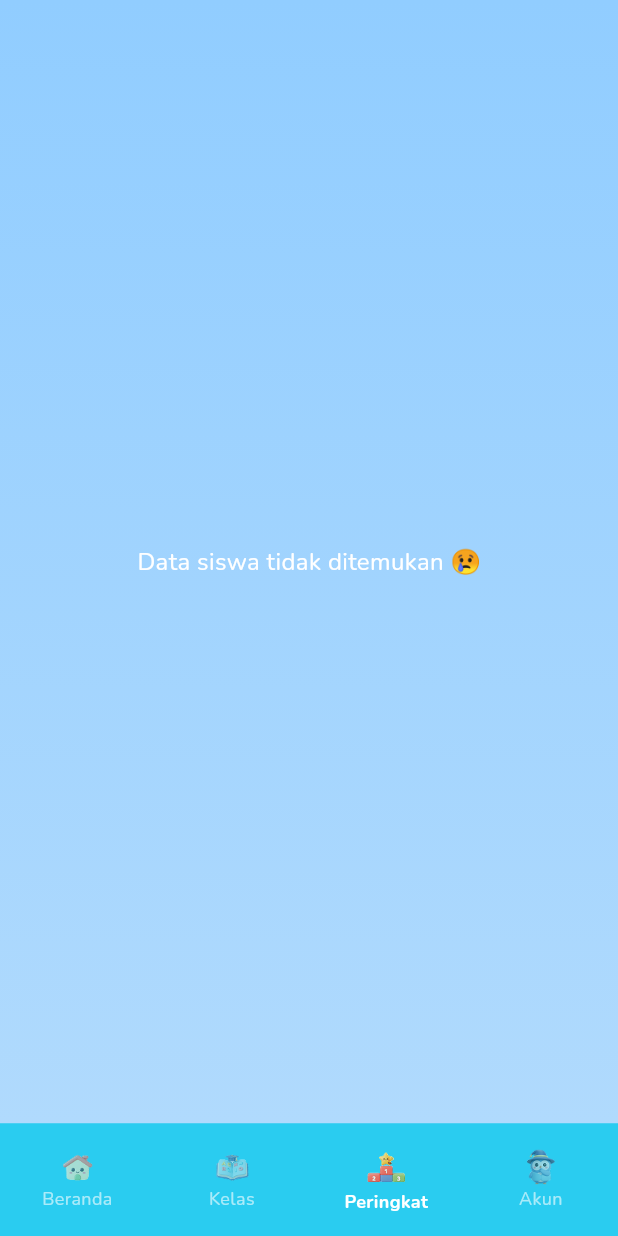
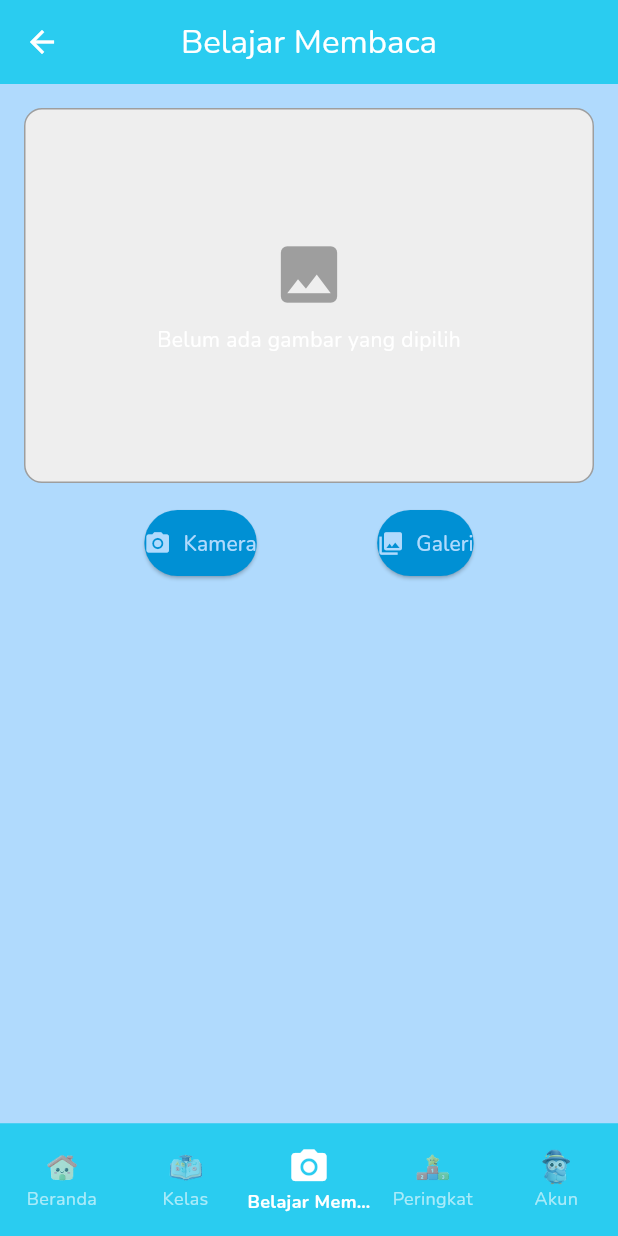
Before and after one commit to AbidinoNurkhiansyah/ciloka-mobile, a Flutter app: the MainStudentView screen opened by its route, item 3 of the bottom bar chosen, on a phone screen of 412 x 824 dp. Run offline on Flutter 3.47's test engine with Material 3 defaults, Android fonts, the phone set to English and light mode, and no system bars; our stand-ins replace audioplayers, cached_network_image, cloud_firestore, firebase_auth, firebase_core, flutter_local_notifications and 6 more; missing offline and left inert: google_mlkit_text_recognition; accounts and stored records are empty; project files that could hold a hidden picture were left out.

Commit message:
update baca

```diff
--- a/lib/features/student/viewmodels/navigation_student_viewmodel.dart
+++ b/lib/features/student/viewmodels/navigation_student_viewmodel.dart
@@ -5,6 +5,7 @@ import '../views/book_student_view.dart';
 import '../views/home_student_view.dart';
 import '../views/leaderboard_student_view.dart';
 import '../views/profile_student_view.dart';
+import '../views/learning_read_view.dart';
 
 class NavigationStudentViewModel extends ChangeNotifier {
   int _indexBottomNavbar = 0;
@@ -21,6 +22,7 @@ class NavigationStudentViewModel extends ChangeNotifier {
   final List<Widget> _screens = [
      HomeStudentView(),
     const BookStudentView(),
+    const LearningReadView(),
     const LeaderboardStudentView(),
     const ProfileStudentView(),
   ];
--- /dev/null
+++ b/lib/features/student/views/learning_read_view.dart
@@ -0,0 +1,318 @@
+import 'dart:io';
+
+import 'package:flutter/foundation.dart'; // For kIsWeb
+import 'package:flutter/material.dart';
+import 'package:flutter_tts/flutter_tts.dart';
+import 'package:google_mlkit_text_recognition/google_mlkit_text_recognition.dart';
+import 'package:image_picker/image_picker.dart';
+
+class LearningReadView extends StatefulWidget {
+  const LearningReadView({super.key});
+
+  @override
+  State<LearningReadView> createState() => _LearningReadViewState();
+}
+
+class _LearningReadViewState extends State<LearningReadView> {
+  final ImagePicker _picker = ImagePicker();
+  final TextRecognizer _textRecognizer = TextRecognizer();
+  final FlutterTts _flutterTts = FlutterTts();
+
+  // Changed from File to XFile for cross-platform support
+  XFile? _selectedImage;
+  String _extractedText = "";
+  bool _isProcessing = false;
+
+  // TTS State
+  bool _isPlaying = false;
+  int _start = 0;
+  int _end = 0;
+
+  @override
+  void initState() {
+    super.initState();
+    _initTts();
+  }
+
+  void _initTts() async {
+    await _flutterTts.setLanguage("id-ID");
+    await _flutterTts.setSpeechRate(0.5);
+    await _flutterTts.setVolume(1.0);
+
+    // On Web, some handlers might behave differently, but generally supported.
+    _flutterTts.setStartHandler(() {
+      setState(() {
+        _isPlaying = true;
+      });
+    });
+
+    _flutterTts.setCompletionHandler(() {
+      setState(() {
+        _isPlaying = false;
+        _start = 0;
+        _end = 0;
+      });
+    });
+
+    _flutterTts.setProgressHandler((String text, int start, int end, String word) {
+      setState(() {
+        _start = start;
+        _end = end;
+      });
+    });
+
+    _flutterTts.setCancelHandler(() {
+      setState(() {
+        _isPlaying = false;
+        _start = 0;
+        _end = 0;
+      });
+    });
+  }
+
+  @override
+  void dispose() {
+    _textRecognizer.close();
+    _flutterTts.stop();
+    super.dispose();
+  }
+
+  Future<void> _pickImage(ImageSource source) async {
+    try {
+      final XFile? image = await _picker.pickImage(source: source);
+      if (image != null) {
+        setState(() {
+          _selectedImage = image; // Store XFile directly
+          _extractedText = "";
+          _start = 0;
+          _end = 0;
+        });
+        await _processImage();
+      }
+    } catch (e) {
+      debugPrint('Error picking image: $e');
+      if (mounted) {
+        ScaffoldMessenger.of(context).showSnackBar(
+          SnackBar(content: Text('Gagal mengambil gambar: $e')),
+        );
+      }
+    }
+  }
+
+  Future<void> _processImage() async {
+    if (_selectedImage == null) return;
+
+    if (kIsWeb) {
+      setState(() {
+        _extractedText = "Maaf, fitur OCR (Scan Teks) belum didukung di versi Web.\n\nSilakan gunakan aplikasi Mobile untuk fitur ini.";
+      });
+      return;
+    }
+
+    setState(() {
+      _isProcessing = true;
+    });
+
+    try {
+      // InputImage.fromFile requires dart:io File, which crashes on Web
+      // We guarded this with !kIsWeb above, so it's safe here on mobile.
+      final inputImage = InputImage.fromFile(File(_selectedImage!.path));
+      final RecognizedText recognizedText = await _textRecognizer.processImage(inputImage);
+
+      setState(() {
+        _extractedText = recognizedText.text;
+        if (_extractedText.isEmpty) {
+          _extractedText = "Tidak ditemukan teks dalam gambar.";
+        }
+      });
+    } catch (e) {
+      debugPrint('Error processing image: $e');
+      if (mounted) {
+        ScaffoldMessenger.of(context).showSnackBar(
+          SnackBar(content: Text('Gagal memproses gambar: $e')),
+        );
+      }
+    } finally {
+      setState(() {
+        _isProcessing = false;
+      });
+    }
+  }
+
+  Future<void> _speak() async {
+    if (_extractedText.isEmpty) return;
+    if (_isPlaying) {
+      await _flutterTts.stop();
+    } else {
+      await _flutterTts.speak(_extractedText);
+    }
+  }
+
+  // Helper to build rich text with highlighting
+  List<TextSpan> _buildHighlightedText() {
+    if (_extractedText.isEmpty) return [];
+
+    List<TextSpan> spans = [];
+    String text = _extractedText;
+
+    if (!_isPlaying || _end == 0) {
+      return [TextSpan(text: text)];
+    }
+
+    // Ensure indices are within bounds
+    int safeStart = _start.clamp(0, text.length);
+    int safeEnd = _end.clamp(0, text.length);
+
+    if (safeStart > safeEnd) {
+      return [TextSpan(text: text)];
+    }
+
+    // Before highlight
+    if (safeStart > 0) {
+      spans.add(TextSpan(text: text.substring(0, safeStart)));
+    }
+
+    // Highlighted part
+    spans.add(TextSpan(
+      text: text.substring(safeStart, safeEnd),
+      style: const TextStyle(
+        backgroundColor: Colors.yellow,
+        color: Colors.black,
+        fontWeight: FontWeight.bold,
+      ),
+    ));
+
+    // After highlight
+    if (safeEnd < text.length) {
+      spans.add(TextSpan(text: text.substring(safeEnd)));
+    }
+
+    return spans;
+  }
+
+  @override
+  Widget build(BuildContext context) {
+    return Scaffold(
+      appBar: AppBar(
+        title: const Text("Belajar Membaca"),
+        centerTitle: true,
+      ),
+      body: SingleChildScrollView(
+        padding: const EdgeInsets.all(16.0),
+        child: Column(
+          crossAxisAlignment: CrossAxisAlignment.stretch,
+          children: [
+            // Image Display
+            Container(
+              height: 250,
+              decoration: BoxDecoration(
+                color: Colors.grey[200],
+                borderRadius: BorderRadius.circular(12),
+                border: Border.all(color: Colors.grey),
+              ),
+              child: _selectedImage != null
+                  ? ClipRRect(
+                      borderRadius: BorderRadius.circular(12),
+                      child: kIsWeb
+                        ? Image.network(
+                            _selectedImage!.path,
+                            fit: BoxFit.contain,
+                          )
+                        : Image.file(
+                            File(_selectedImage!.path),
+                            fit: BoxFit.contain,
+                          ),
+                    )
+                  : const Center(
+                      child: Column(
+                        mainAxisAlignment: MainAxisAlignment.center,
+                        children: [
+                          Icon(Icons.image, size: 50, color: Colors.grey),
+                          SizedBox(height: 8),
+                          Text("Belum ada gambar yang dipilih"),
+                        ],
+                      ),
+                    ),
+            ),
+            const SizedBox(height: 16),
+
+            // Buttons
+            Row(
+              mainAxisAlignment: MainAxisAlignment.spaceEvenly,
+              children: [
+                ElevatedButton.icon(
+                  onPressed: () => _pickImage(ImageSource.camera),
+                  icon: const Icon(Icons.camera_alt),
+                  label: const Text("Kamera"),
+                ),
+                ElevatedButton.icon(
+                  onPressed: () => _pickImage(ImageSource.gallery),
+                  icon: const Icon(Icons.photo_library),
+                  label: const Text("Galeri"),
+                ),
+              ],
+            ),
+
+            const SizedBox(height: 24),
+
+            // Text Display
+            if (_isProcessing)
+              const Center(child: CircularProgressIndicator())
+            else if (_extractedText.isNotEmpty)
+              Container(
+                padding: const EdgeInsets.all(16),
+                decoration: BoxDecoration(
+                  color: Colors.white,
+                  borderRadius: BorderRadius.circular(12),
+                  border: Border.all(color: Colors.grey.withValues(alpha: 0.3)),
+                  boxShadow: [
+                    BoxShadow(
+                      color: Colors.grey.withValues(alpha: 0.2),
+                      blurRadius: 5,
+                      offset: const Offset(0, 2),
+                    ),
+                  ],
+                ),
+                child: Column(
+                  children: [
+                     Row(
+                      mainAxisAlignment: MainAxisAlignment.spaceBetween,
+                      children: [
+                        const Text(
+                          "Teks Terdeteksi:",
+                          style: TextStyle(
+                            fontWeight: FontWeight.bold,
+                            fontSize: 16,
+                          ),
+                        ),
+                        IconButton(
+                          onPressed: _speak,
+                          icon: Icon(
+                            _isPlaying ? Icons.stop_circle : Icons.volume_up,
+                            color: _isPlaying ? Colors.red : Colors.blue,
+                            size: 32,
+                          ),
+                        ),
+                      ],
+                    ),
+                    const Divider(),
+                    RichText(
+                      textAlign: TextAlign.justify,
+                      text: TextSpan(
+                        style: const TextStyle(
+                          color: Colors.black,
+                          fontSize: 18,
+                          height: 1.5,
+                        ),
+                        children: _buildHighlightedText(),
+                      ),
+                    ),
+                  ],
+                ),
+              ),
+          ],
+        ),
+      ),
+    );
+  }
+}
--- a/lib/features/student/views/main_student_view.dart
+++ b/lib/features/student/views/main_student_view.dart
@@ -95,6 +95,14 @@ class _MainStudentViewState extends State<MainStudentView> {
                 BottomNavigationBarItem(
                   icon: Opacity(
                     opacity: vm.currentIndex == 2 ? 1.0 : 0.6,
+                    child: const Icon(Icons.camera_alt, size: 24),
+                  ),
+                  activeIcon: const Icon(Icons.camera_alt, size: 28),
+                  label: "Belajar Membaca",
+                ),
+                BottomNavigationBarItem(
+                  icon: Opacity(
+                    opacity: vm.currentIndex == 3 ? 1.0 : 0.6,
                     child: Image.asset(
                       'assets/img/icon_peringkat.png',
                       width: 24,
@@ -116,7 +124,7 @@ class _MainStudentViewState extends State<MainStudentView> {
                 ),
                 BottomNavigationBarItem(
                   icon: Opacity(
-                    opacity: vm.currentIndex == 3 ? 1.0 : 0.6,
+                    opacity: vm.currentIndex == 4 ? 1.0 : 0.6,
                     child: Image.asset(
                       'assets/img/icon_akun.png',
                       width: 24,
--- a/pubspec.yaml
+++ b/pubspec.yaml
@@ -1,6 +1,6 @@
 name: ciloka_app
 description: "A new Flutter project."
-publish_to: 'none'
+publish_to: "none"
 version: 0.1.0
 
 environment:
@@ -24,11 +24,11 @@ dependencies:
   crypto: ^3.0.7
   uuid: ^4.5.2
   speech_to_text: ^7.3.0
+  google_mlkit_text_recognition: ^0.13.0
   shared_preferences: ^2.5.3
   flutter_tts: ^4.2.3
   audioplayers: ^6.5.1
   flutter_local_notifications: ^18.0.1
-
 
 dev_dependencies:
   flutter_test:
```
Also changed, not shown: pubspec.lock.
